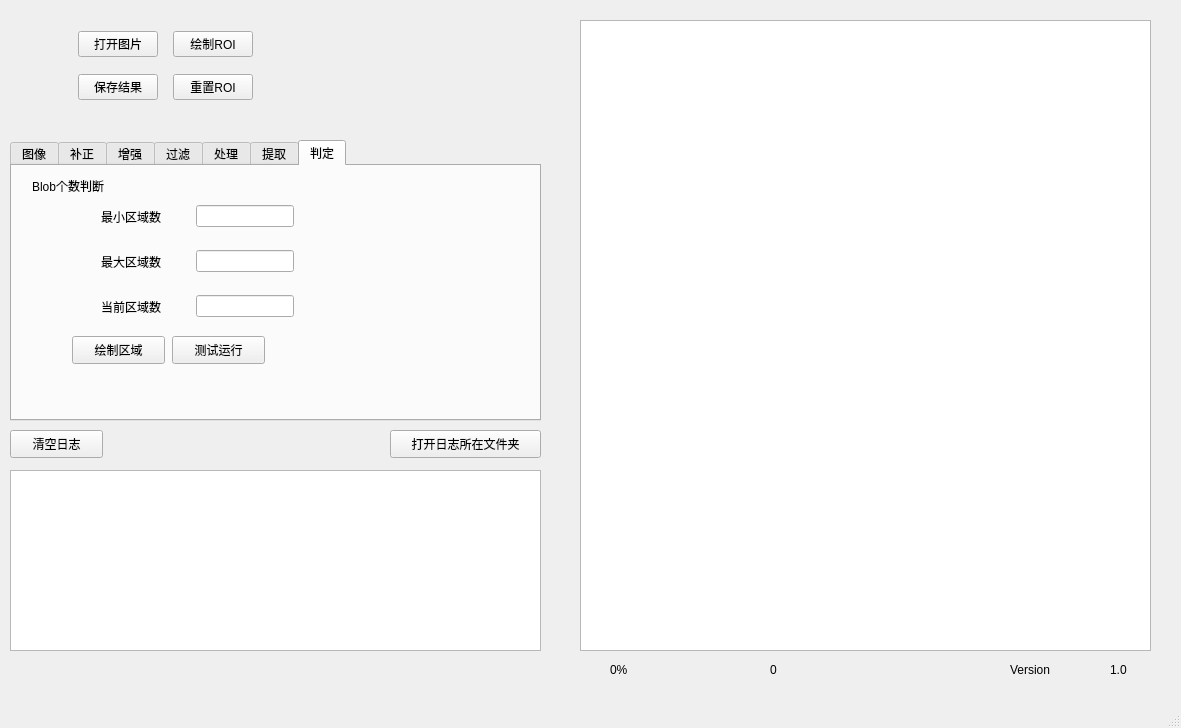
The window that mainwindow.ui (xiaoyuan1021/MyTool) describes before a commit, drawn with Qt 5.
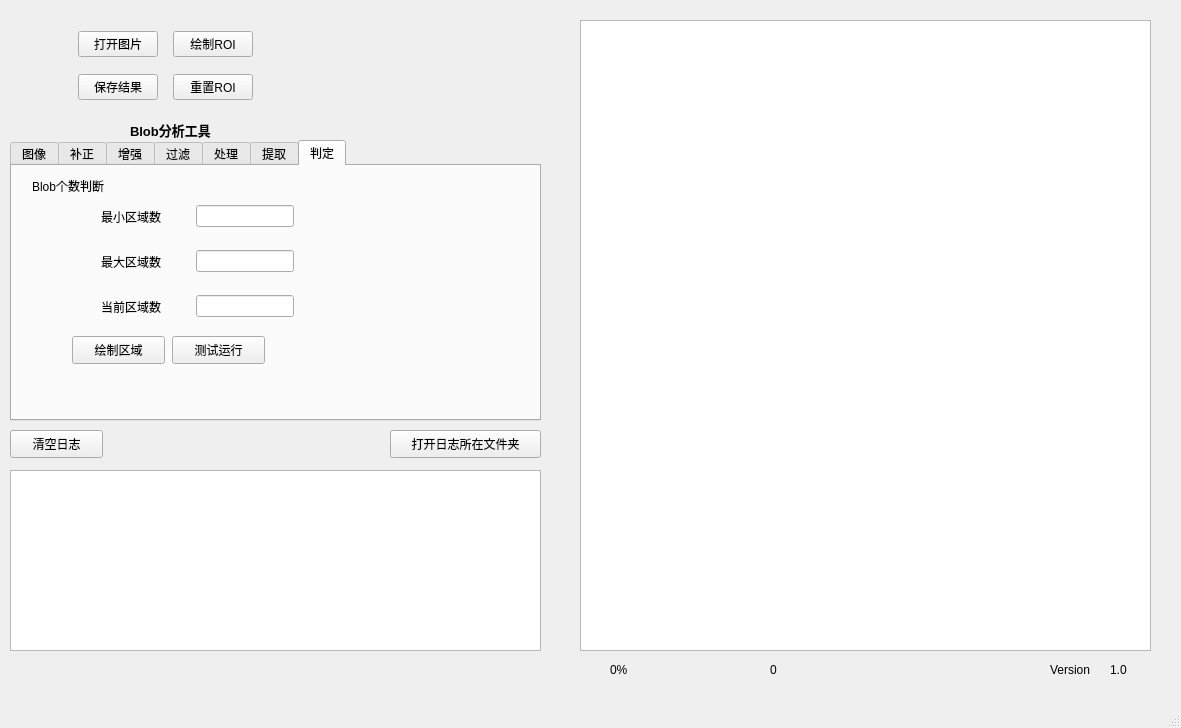
The same window after the commit. Custom widgets are drawn as their Qt base class.

The edit to the form file:
```diff
--- a/mainwindow.ui
+++ b/mainwindow.ui
@@ -1908,10 +1908,10 @@
    <widget class="QLabel" name="label_27">
     <property name="geometry">
      <rect>
-      <x>1010</x>
+      <x>1050</x>
       <y>660</y>
       <width>69</width>
-      <height>19</height>
+      <height>20</height>
      </rect>
     </property>
     <property name="text">
@@ -1949,7 +1949,7 @@
      <rect>
       <x>1110</x>
       <y>660</y>
-      <width>41</width>
+      <width>31</width>
       <height>19</height>
      </rect>
     </property>
@@ -1957,6 +1957,19 @@
      <string>1.0</string>
     </property>
    </widget>
+   <widget class="QLabel" name="label_25">
+    <property name="geometry">
+     <rect>
+      <x>130</x>
+      <y>120</y>
+      <width>181</width>
+      <height>20</height>
+     </rect>
+    </property>
+    <property name="text">
+     <string>&lt;html&gt;&lt;head/&gt;&lt;body&gt;&lt;p&gt;&lt;span style=&quot; font-size:10pt; font-weight:700;&quot;&gt;Blob分析工具&lt;/span&gt;&lt;/p&gt;&lt;/body&gt;&lt;/html&gt;</string>
+    </property>
+   </widget>
   </widget>
   <widget class="QMenuBar" name="menubar">
    <property name="geometry">
```
